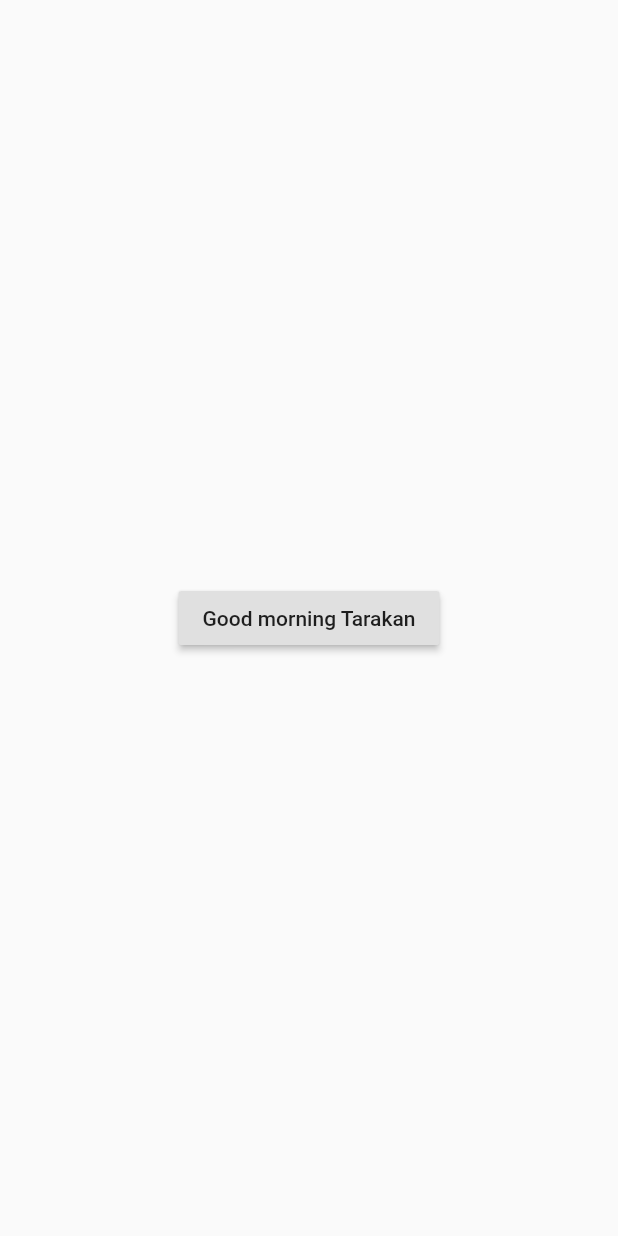
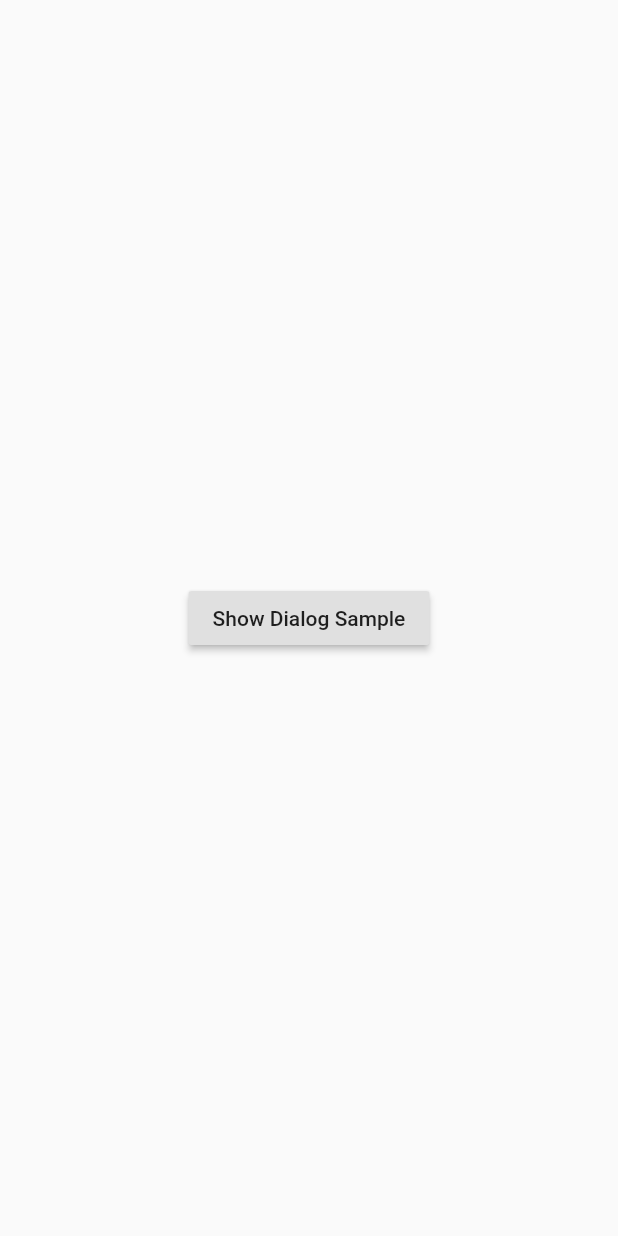
Before and after one commit to dodyg/practical-flutter, a Flutter app: the screen it shows after launch, on a phone screen of 412 x 824 dp. Run offline on Flutter 3.47's test engine with Material 2 defaults, Android fonts, the phone set to English and light mode, and no system bars.

```diff
--- a/projects/ui/lib/main.dart
+++ b/projects/ui/lib/main.dart
@@ -1,20 +1,17 @@
 import 'package:flutter/material.dart';
+import 'alert_dialog.dart';
 
-class Home extends StatelessWidget{
+class HomeScreen extends StatelessWidget{
   @override
   Widget build(BuildContext context) {
     return new Scaffold(
       body: new Center(
       child: new RaisedButton(
         child: new Text(
-        "Good morning Tarakan",
+        "Show Dialog Sample",
       ),
         onPressed: (){
-          var dlg = new AlertDialog(
-            title: new Text("Greeting"),
-            content: new Text("Hello World"),
-          );
-          showDialog(context:context, child: dlg);
+          Navigator.of(context).pushNamed('/dialog/alert');
         },
       )
     ),
@@ -23,7 +20,10 @@ class Home extends StatelessWidget{
 }
 
 var x = new MaterialApp(
-      home: new Home(),
+      home: new HomeScreen(),
+      routes: <String, WidgetBuilder>{
+        '/dialog/alert' : (BuildContext context) => new AlertDialogPage()
+      }
     );
 
 void main() {
```
Also changed, not shown: projects/ui/lib/alert_dialog.dart (added, +23 -0 lines).
